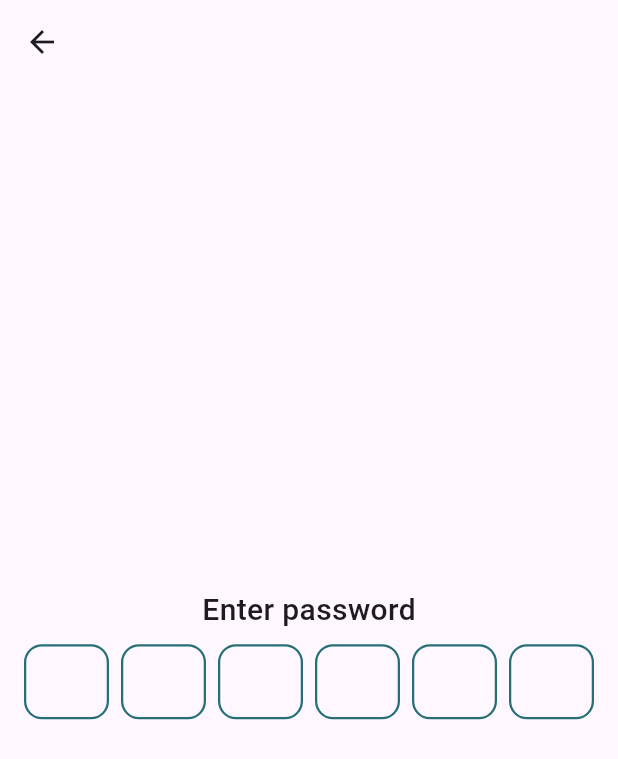
After one commit to ahmedemara231/pueri, a Flutter app: the PasswordScreen screen opened directly, on a phone screen of 412 x 824 dp. The commit adds this screen. Shown: the top 759 px of the screen. Run offline on Flutter 3.47's test engine with Material 3 defaults, Android fonts, the phone set to English and light mode, and no system bars; drawn by our look-alikes of pinput; our stand-ins replace bloc, buildcondition, cloud_firestore, firebase_auth, firebase_core, firebase_messaging and 6 more; missing offline and left inert: sms_otp_auto_verify; accounts and stored records are empty.

Commit message:
add admain screen

```diff
--- a/lib/project/app/MyApp.dart
+++ b/lib/project/app/MyApp.dart
@@ -1,6 +1,7 @@
 import 'package:firebase_auth/firebase_auth.dart';
 import 'package:flutter/material.dart';
 import 'package:flutter_bloc/flutter_bloc.dart';
+import 'package:pueri_project/project/presentation/UI/admain/password.dart';
 import 'package:pueri_project/project/presentation/UI/home/home.dart';
 import 'package:pueri_project/project/presentation/UI/login/login_screen.dart';
 import '../presentation/UI/doctor/doctor.dart';
--- a/lib/project/app/cubit/state.dart
+++ b/lib/project/app/cubit/state.dart
@@ -36,6 +36,15 @@ class GetDoctorsDatesLoading extends AppState {}
 class GetDoctorsDatesSuccess extends AppState {}
 class GetDoctorsDatesError extends AppState {}
 
+//get doctors booking
+class GetAllDoctorsBookingLoading extends AppState {}
+class GetAllDoctorsBookingSuccess extends AppState {}
+class GetAllDoctorsBookingError extends AppState {}
+
+//delete
+class DeleteDoctorBookingSuccess extends AppState {}
+
+
 //book date with doctor
 class BookDateWithDoctorLoading extends AppState {}
 class BookDateWithDoctorSuccess extends AppState {}
--- /dev/null
+++ b/lib/project/presentation/UI/admain/booking_model.dart
@@ -0,0 +1,16 @@
+class DoctorBook
+{
+  String doctorName;
+  String uId;
+  String day;
+  String time;
+  String bookId;
+
+  DoctorBook({
+    required this.doctorName,
+    required this.uId,
+    required this.day,
+    required this.time,
+    required this.bookId,
+});
+}
--- /dev/null
+++ b/lib/project/presentation/UI/admain/password.dart
@@ -0,0 +1,66 @@
+import 'package:flutter/material.dart';
+import 'package:pinput/pinput.dart';
+import 'package:pueri_project/project/presentation/resourses/styles/colors.dart';
+
+import 'all_doctors_books.dart';
+
+class PasswordScreen extends StatelessWidget {
+  const PasswordScreen({super.key});
+
+  @override
+  Widget build(BuildContext context) {
+    return Scaffold(
+      appBar: AppBar(),
+      body: Padding(
+        padding: const EdgeInsets.all(8.0),
+        child: Column(
+          mainAxisAlignment: MainAxisAlignment.center,
+          children: [
+            const Text('Enter password',style: TextStyle(fontWeight: FontWeight.w500,fontSize: 20,),),
+            Padding(
+              padding: const EdgeInsets.all(8.0),
+              child: Pinput(
+                defaultPinTheme: PinTheme(
+                  width: 70,
+                  height: 50,
+                  decoration: BoxDecoration(
+                    borderRadius: BorderRadius.circular(12),
+                    border: Border.all(color: AppColors.primary,width: 1.5),
+                  )
+                ),
+                textInputAction: TextInputAction.done,
+                // controller: codeController,
+                keyboardType: TextInputType.number,
+                length: 6,
+                obscuringCharacter: '•',
+                autofocus: true,
+                pinputAutovalidateMode:
+                PinputAutovalidateMode.onSubmit,
+                showCursor: true,
+                onCompleted: (pin)
+                {
+                  if(pin == '000000')
+                    {
+                      Navigator.push(
+                          context,
+                          MaterialPageRoute(
+                            builder: (context) => DoctorsBooks(),
+                          ),
+                      );
+                    }
+                  else{
+                    SnackBar snackBar = const SnackBar(
+                      content: Text('Wrong password'),backgroundColor: Colors.red,
+                      duration: Duration(seconds: 2),
+                    );
+                    ScaffoldMessenger.of(context).showSnackBar(snackBar);
+                  }
+                },
+              ),
+            ),
+          ],
+        ),
+      ),
+    );
+  }
+}
--- a/pubspec.yaml
+++ b/pubspec.yaml
@@ -18,7 +18,7 @@ dependencies:
   firebase_auth: ^4.17.5
   firebase_messaging: ^14.7.19
 
-  jiffy: ^6.2.1
+  pinput: ^4.0.0
   expandable_text: 2.3.0
   flutter_credit_card: ^4.0.1
   font_awesome_flutter: ^10.6.0
```
Also changed, not shown: lib/project/app/cubit/cubit.dart (+38 -0 lines), lib/project/presentation/UI/admain/all_doctors_books.dart (added, +59 -0 lines), lib/project/presentation/UI/doctor/doctor.dart (+7 -9 lines), lib/project/presentation/UI/doctor/doctor_book.dart (+7 -8 lines), pubspec.lock, 5 other files.
